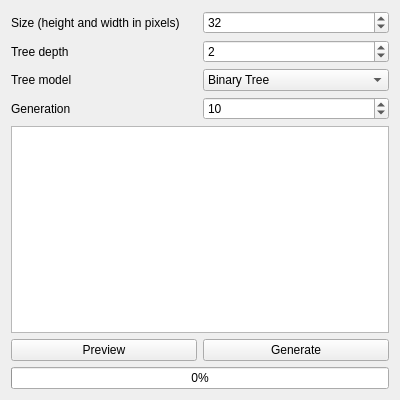
First picture: the form in mainwindow.ui, repository Yt-trium/Chainsaw, before the edit.
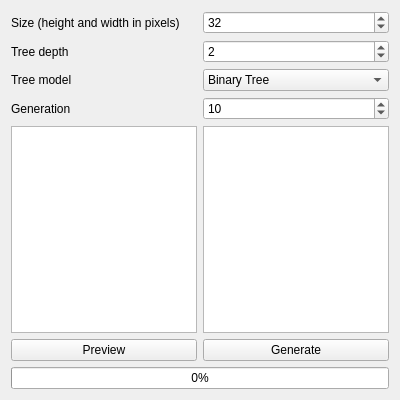
Second picture: the form after the edit.

The edit to the form file:
```diff
--- a/mainwindow.ui
+++ b/mainwindow.ui
@@ -15,9 +15,6 @@
   </property>
   <widget class="QWidget" name="centralWidget">
    <layout class="QGridLayout" name="gridLayout">
-    <item row="4" column="0" colspan="2">
-     <widget class="QGraphicsView" name="graphicsView"/>
-    </item>
     <item row="5" column="0">
      <widget class="QPushButton" name="pushButton_preview">
       <property name="text">
@@ -115,6 +112,19 @@
       </property>
      </widget>
     </item>
+    <item row="4" column="0">
+     <widget class="QGraphicsView" name="graphicsView"/>
+    </item>
+    <item row="4" column="1">
+     <widget class="QTextEdit" name="textEdit">
+      <property name="font">
+       <font>
+        <family>Monospace</family>
+        <pointsize>2</pointsize>
+       </font>
+      </property>
+     </widget>
+    </item>
    </layout>
   </widget>
  </widget>
```
